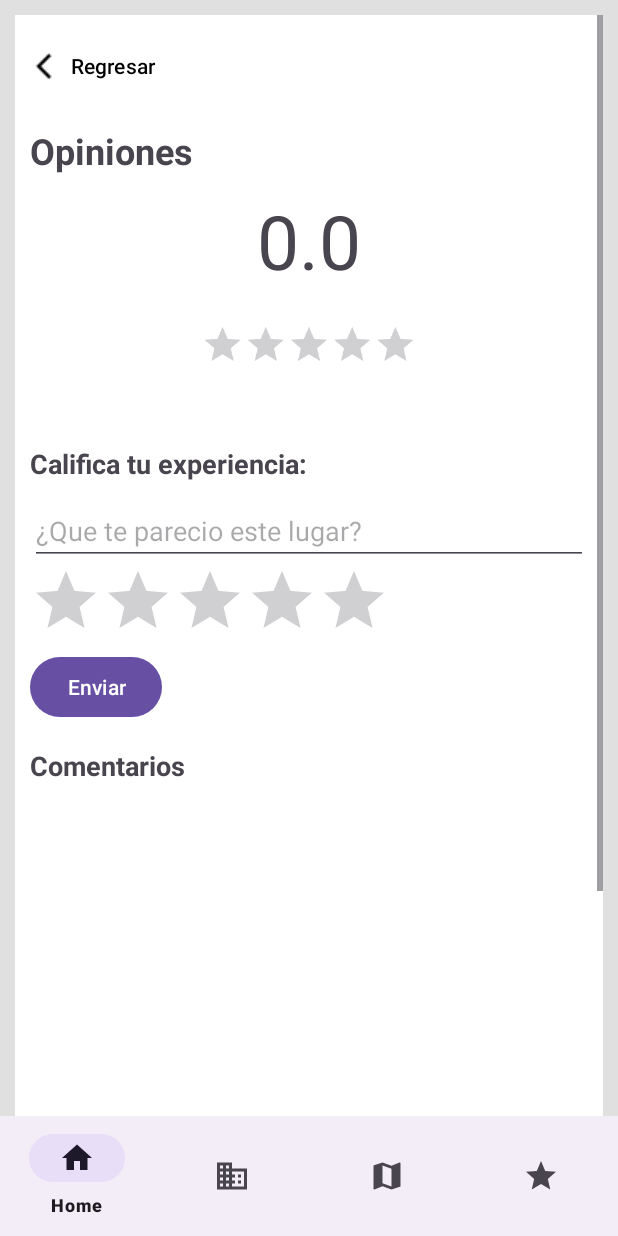
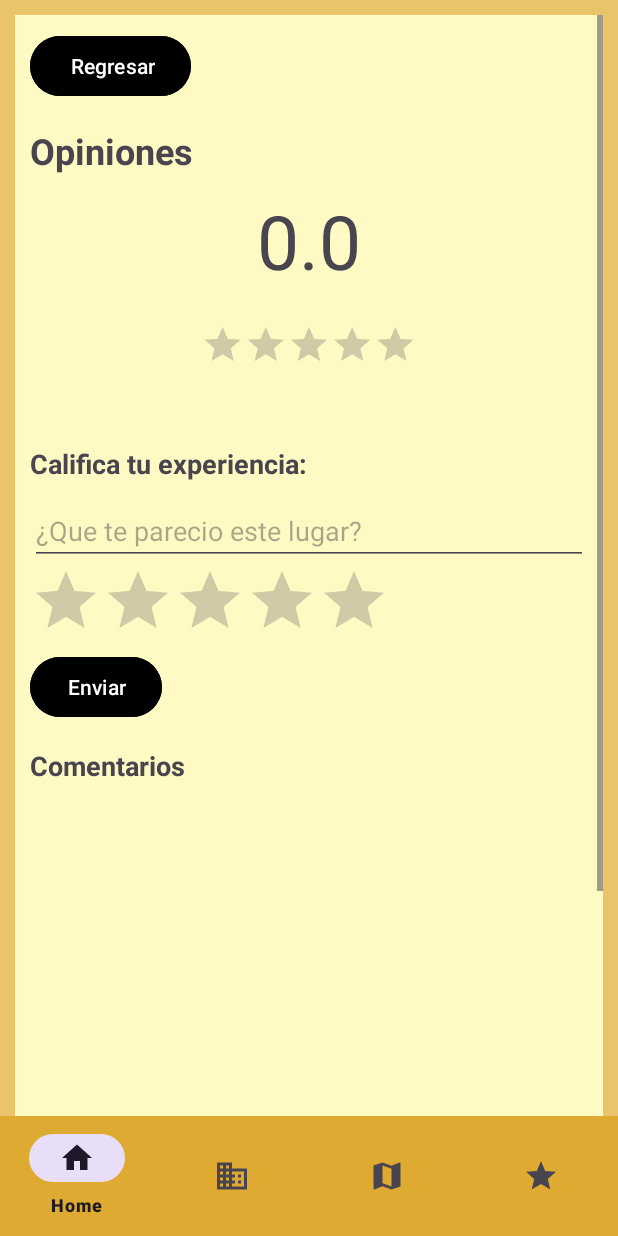
Before and after one commit to AnthonyM-ed/LoginSample-DAO-Room, an Android app: the fragment CommentsSectionFragment placed in its activity, on a phone screen of 412 x 824 dp. Run offline under Robolectric (Android 15) with nearby library versions, the phone set to English and light mode, and no system bars; our stand-ins replace Room's generated code.

Commit message:
cambiando paleta de colores de todo el app

```diff
--- a/app/src/main/res/layout/activity_home.xml
+++ b/app/src/main/res/layout/activity_home.xml
@@ -11,11 +11,11 @@
         android:id="@+id/bottomNavigationView"
         android:layout_width="match_parent"
         android:layout_height="wrap_content"
+        android:background="#DEAA32"
         app:layout_constraintBottom_toBottomOf="parent"
         app:layout_constraintEnd_toEndOf="parent"
         app:layout_constraintStart_toStartOf="parent"
-        app:menu="@menu/menu_navigation"
-        />
+        app:menu="@menu/menu_navigation" />
 
     <androidx.fragment.app.FragmentContainerView
         android:id="@+id/fragmentContainerView"
--- a/app/src/main/res/layout/fragment_comments_section.xml
+++ b/app/src/main/res/layout/fragment_comments_section.xml
@@ -4,10 +4,10 @@
     xmlns:tools="http://schemas.android.com/tools"
     android:layout_width="match_parent"
     android:layout_height="match_parent"
-    android:paddingTop="10dp"
+    android:background="#E9C46A"
+    android:orientation="vertical"
     android:paddingHorizontal="10dp"
-    android:background="#E0E0E0"
-    android:orientation="vertical">
+    android:paddingTop="10dp">
 
     <ScrollView
         android:layout_width="match_parent"
@@ -16,28 +16,28 @@
         <LinearLayout
             android:layout_width="match_parent"
             android:layout_height="match_parent"
-            android:padding="10dp"
-            android:background="#FFF"
-            android:orientation="vertical">
+            android:background="#FFF9C4"
+            android:orientation="vertical"
+            android:padding="10dp">
 
             <Button
                 android:id="@+id/btn_back_to_detail"
                 android:layout_width="wrap_content"
                 android:layout_height="wrap_content"
+                android:backgroundTint="@color/black"
+                android:drawableLeft="@drawable/left_arrow"
+                android:gravity="start|center_vertical"
+                android:paddingStart="0dp"
                 android:text="Regresar"
-                android:backgroundTint="@color/white"
-                android:drawableLeft="@drawable/left_arrow"
-                android:paddingStart="0dp"
-                android:gravity="start|center_vertical"
-                android:textColor="@color/black"/>
+                android:textColor="@color/white" />
 
             <TextView
                 android:layout_width="wrap_content"
                 android:layout_height="wrap_content"
+                android:layout_marginTop="16dp"
                 android:text="Opiniones"
                 android:textSize="24sp"
-                android:textStyle="bold"
-                android:layout_marginTop="16dp" />
+                android:textStyle="bold" />
 
             <androidx.constraintlayout.widget.ConstraintLayout
                 android:layout_width="match_parent"
@@ -63,12 +63,12 @@
                     android:layout_marginBottom="9dp"
                     android:isIndicator="true"
                     android:numStars="5"
+                    android:progressTint="#EFE40D"
                     android:rating="0"
-                    android:stepSize="0.5"
                     android:scaleX="0.6"
                     android:scaleY="0.6"
-                    android:progressTint="#EFE40D"
                     android:secondaryProgressTint="#EFE40D"
+                    android:stepSize="0.5"
                     app:layout_constraintBottom_toBottomOf="parent"
                     app:layout_constraintEnd_toEndOf="parent"
                     app:layout_constraintStart_toStartOf="parent"
@@ -79,10 +79,10 @@
             <TextView
                 android:layout_width="wrap_content"
                 android:layout_height="wrap_content"
+                android:layout_marginTop="16dp"
                 android:text="Califica tu experiencia:"
                 android:textSize="18sp"
-                android:textStyle="bold"
-                android:layout_marginTop="16dp" />
+                android:textStyle="bold" />
 
             <EditText
                 android:id="@+id/comment_input"
@@ -96,31 +96,31 @@
                 android:layout_width="wrap_content"
                 android:layout_height="wrap_content"
                 android:numStars="5"
-                android:stepSize="1.0"
                 android:progressTint="#EFE40D"
                 android:secondaryProgressTint="#EFE40D"
-                />
+                android:stepSize="1.0" />
 
             <Button
                 android:id="@+id/submit_comment_button"
                 android:layout_width="wrap_content"
                 android:layout_height="wrap_content"
+                android:backgroundTint="#000000"
                 android:text="Enviar" />
 
             <TextView
                 android:layout_width="wrap_content"
                 android:layout_height="wrap_content"
+                android:layout_marginTop="16dp"
                 android:text="Comentarios"
                 android:textSize="18sp"
-                android:textStyle="bold"
-                android:layout_marginTop="16dp" />
+                android:textStyle="bold" />
 
             <!-- RecyclerView para la lista de comentarios -->
             <androidx.recyclerview.widget.RecyclerView
                 android:id="@+id/comments_recycler_view"
                 android:layout_width="match_parent"
                 android:layout_height="400dp"
-                android:padding="10dp"/>
+                android:padding="10dp" />
 
         </LinearLayout>
     </ScrollView>
--- a/app/src/main/res/layout/fragment_detail_room.xml
+++ b/app/src/main/res/layout/fragment_detail_room.xml
@@ -2,17 +2,17 @@
 <FrameLayout xmlns:android="http://schemas.android.com/apk/res/android"
     android:layout_width="match_parent"
     android:layout_height="match_parent"
-    android:background="#B0F0E0"
+    android:background="#FFF9C4"
     android:padding="16dp">
 
     <TextView
         android:id="@+id/title_text_view"
         android:layout_width="wrap_content"
         android:layout_height="wrap_content"
+        android:layout_gravity="top|center_horizontal"
         android:layout_marginTop="40dp"
-        android:layout_gravity="top|center_horizontal"
+        android:gravity="center"
         android:text="Título"
-        android:gravity="center"
         android:textSize="24sp"
         android:textStyle="bold" />
 
--- a/app/src/main/res/layout/fragment_home.xml
+++ b/app/src/main/res/layout/fragment_home.xml
@@ -9,12 +9,15 @@
 
     <ScrollView
         android:layout_width="match_parent"
-        android:layout_height="match_parent">
+        android:layout_height="match_parent"
+        android:background="#E9C46A"
+        android:foregroundTint="#E9C46A">
 
         <LinearLayout
             android:layout_width="match_parent"
             android:layout_height="match_parent"
             android:background="#FFF9C4"
+            android:foregroundTint="#E9C46A"
             android:orientation="vertical"
             android:padding="16dp">
 
--- a/app/src/main/res/layout/fragment_lista.xml
+++ b/app/src/main/res/layout/fragment_lista.xml
@@ -28,6 +28,7 @@
         android:layout_width="match_parent"
         android:layout_height="wrap_content"
         android:layout_marginTop="8dp"
+        android:background="#FAE3A4"
         android:scrollbars="vertical" />
 
 </LinearLayout>
--- a/app/src/main/res/layout/fragment_mansion.xml
+++ b/app/src/main/res/layout/fragment_mansion.xml
@@ -8,6 +8,7 @@
         android:id="@+id/mansion_view"
         android:layout_width="match_parent"
         android:layout_height="match_parent"
-        android:layout_gravity="center" />
+        android:layout_gravity="center"
+        android:background="#FFF5DA" />
 
 </FrameLayout>
--- a/app/src/main/res/layout/fragment_mapa.xml
+++ b/app/src/main/res/layout/fragment_mapa.xml
@@ -8,6 +8,7 @@
         android:id="@+id/search_view"
         android:layout_width="match_parent"
         android:layout_height="wrap_content"
+        android:background="#FFF9C4"
         android:iconifiedByDefault="false"
         android:queryHint="Buscar ubicación" />
 
```
Also changed, not shown: app/src/main/res/layout/activity_account.xml (+9 -5 lines), app/src/main/res/layout/comment_item.xml (+13 -13 lines), app/src/main/res/layout/fragment_detail.xml (+10 -9 lines), app/src/main/res/layout/item_building.xml (+8 -8 lines).
